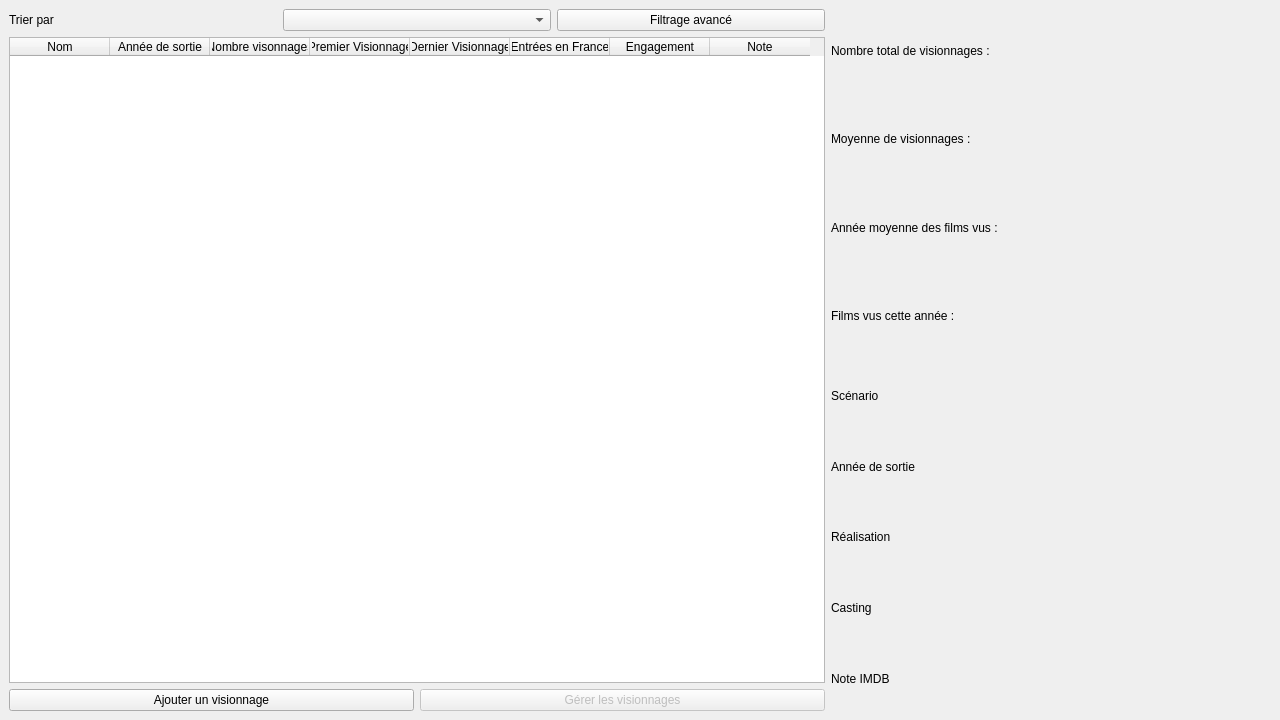
AmbreM71/MovieManager, file MainWindow.ui: the form before one commit.
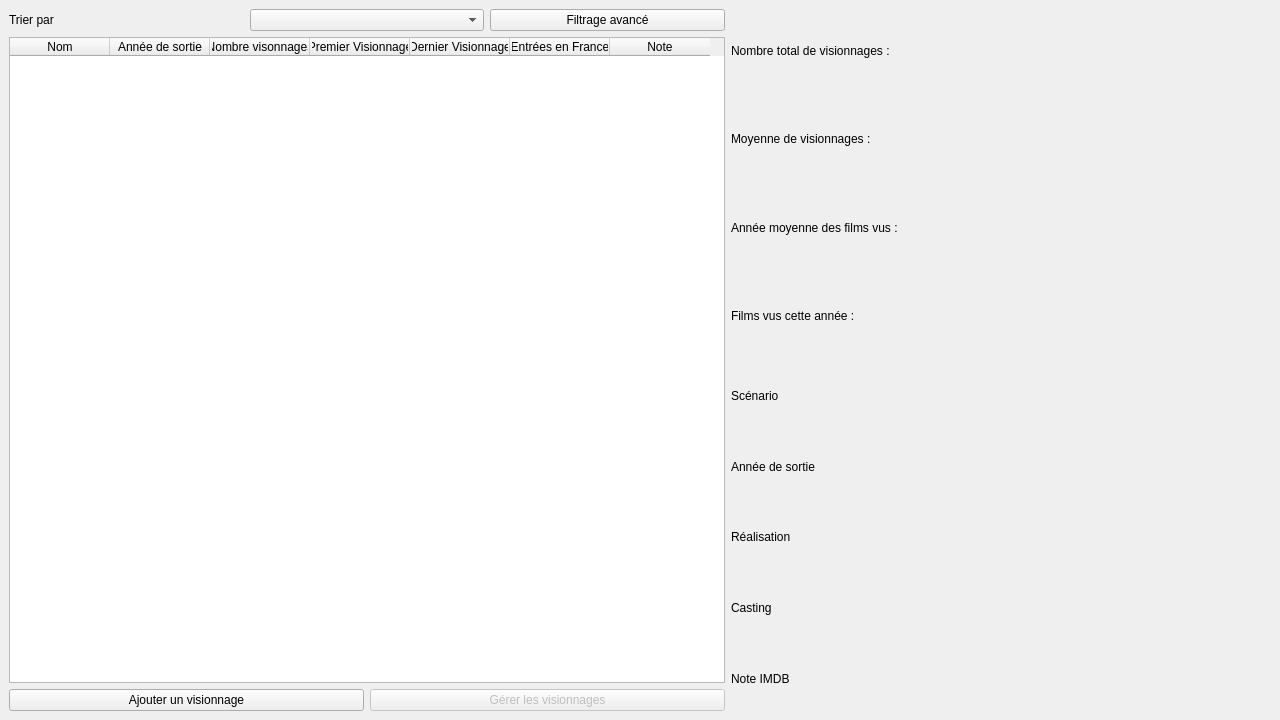
The form after the commit.

Commit message: Create UI to add a view

What changed in the file:
```diff
--- a/MainWindow.ui
+++ b/MainWindow.ui
@@ -91,11 +91,6 @@
           <string>Entrées en France</string>
          </property>
         </column>
-        <column>
-         <property name="text">
-          <string>Engagement</string>
-         </property>
-        </column>
         <column>
          <property name="text">
           <string>Note</string>
```
Left out of the diff: 10 changed lines with no effect on the pictures. The commit also changes 6 other files.
